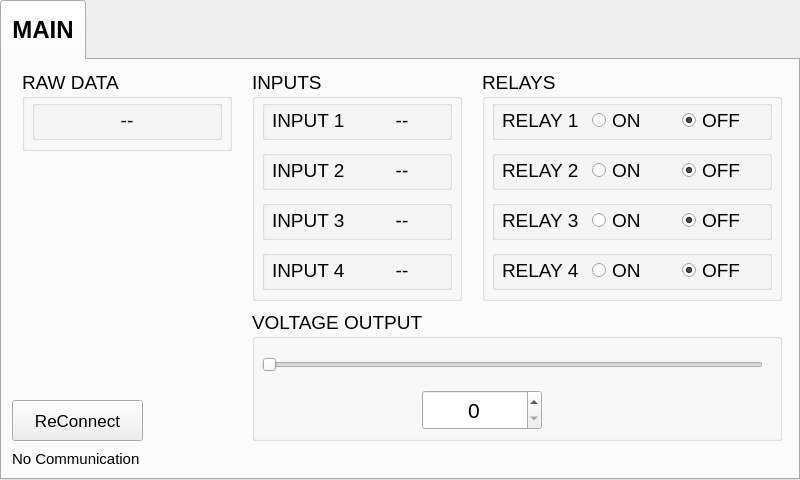
This is mainwindow.ui in ahmetcihan/GUI_LC_controller as Qt 5 draws it before an edit. The edited form follows.
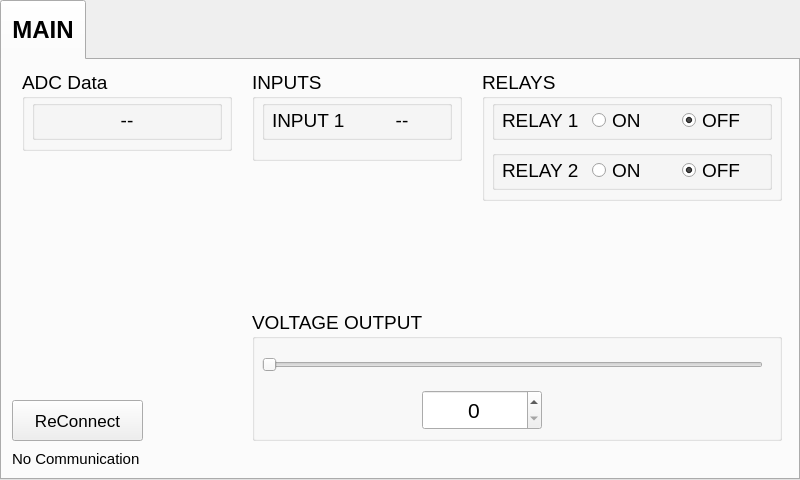
This is the edited form.

Commit message: relay statuses

The edit to the form file:
```diff
--- a/mainwindow.ui
+++ b/mainwindow.ui
@@ -83,7 +83,7 @@
         <x>250</x>
         <y>10</y>
         <width>210</width>
-        <height>231</height>
+        <height>91</height>
        </rect>
       </property>
       <property name="font">
@@ -146,162 +146,6 @@
         </property>
        </widget>
       </widget>
-      <widget class="QGroupBox" name="groupBox_10">
-       <property name="geometry">
-        <rect>
-         <x>10</x>
-         <y>80</y>
-         <width>190</width>
-         <height>40</height>
-        </rect>
-       </property>
-       <property name="title">
-        <string/>
-       </property>
-       <widget class="QLabel" name="label_9">
-        <property name="geometry">
-         <rect>
-          <x>10</x>
-          <y>5</y>
-          <width>80</width>
-          <height>30</height>
-         </rect>
-        </property>
-        <property name="font">
-         <font>
-          <pointsize>14</pointsize>
-         </font>
-        </property>
-        <property name="text">
-         <string>INPUT 2</string>
-        </property>
-       </widget>
-       <widget class="QLabel" name="label_input_2">
-        <property name="geometry">
-         <rect>
-          <x>100</x>
-          <y>5</y>
-          <width>80</width>
-          <height>30</height>
-         </rect>
-        </property>
-        <property name="font">
-         <font>
-          <pointsize>14</pointsize>
-         </font>
-        </property>
-        <property name="text">
-         <string>--</string>
-        </property>
-        <property name="alignment">
-         <set>Qt::AlignCenter</set>
-        </property>
-       </widget>
-      </widget>
-      <widget class="QGroupBox" name="groupBox_11">
-       <property name="geometry">
-        <rect>
-         <x>10</x>
-         <y>130</y>
-         <width>190</width>
-         <height>40</height>
-        </rect>
-       </property>
-       <property name="title">
-        <string/>
-       </property>
-       <widget class="QLabel" name="label_10">
-        <property name="geometry">
-         <rect>
-          <x>10</x>
-          <y>5</y>
-          <width>80</width>
-          <height>30</height>
-         </rect>
-        </property>
-        <property name="font">
-         <font>
-          <pointsize>14</pointsize>
-         </font>
-        </property>
-        <property name="text">
-         <string>INPUT 3</string>
-        </property>
-       </widget>
-       <widget class="QLabel" name="label_input_3">
-        <property name="geometry">
-         <rect>
-          <x>100</x>
-          <y>5</y>
-          <width>80</width>
-          <height>30</height>
-         </rect>
-        </property>
-        <property name="font">
-         <font>
-          <pointsize>14</pointsize>
-         </font>
-        </property>
-        <property name="text">
-         <string>--</string>
-        </property>
-        <property name="alignment">
-         <set>Qt::AlignCenter</set>
-        </property>
-       </widget>
-      </widget>
-      <widget class="QGroupBox" name="groupBox_12">
-       <property name="geometry">
-        <rect>
-         <x>10</x>
-         <y>180</y>
-         <width>190</width>
-         <height>40</height>
-        </rect>
-       </property>
-       <property name="title">
-        <string/>
-       </property>
-       <widget class="QLabel" name="label_11">
-        <property name="geometry">
-         <rect>
-          <x>10</x>
-          <y>5</y>
-          <width>80</width>
-          <height>30</height>
-         </rect>
-        </property>
-        <property name="font">
-         <font>
-          <pointsize>14</pointsize>
-         </font>
-        </property>
-        <property name="text">
-         <string>INPUT 4</string>
-        </property>
-       </widget>
-       <widget class="QLabel" name="label_input_4">
-        <property name="geometry">
-         <rect>
-          <x>100</x>
-          <y>5</y>
-          <width>80</width>
-          <height>30</height>
-         </rect>
-        </property>
-        <property name="font">
-         <font>
-          <pointsize>14</pointsize>
-         </font>
-        </property>
-        <property name="text">
-         <string>--</string>
-        </property>
-        <property name="alignment">
-         <set>Qt::AlignCenter</set>
-        </property>
-       </widget>
-      </widget>
      </widget>
      <widget class="QGroupBox" name="groupBox">
       <property name="geometry">
@@ -309,7 +153,7 @@
         <x>480</x>
         <y>10</y>
         <width>300</width>
-        <height>231</height>
+        <height>131</height>
        </rect>
       </property>
       <property name="font">
@@ -460,146 +304,6 @@
         </property>
        </widget>
       </widget>
-      <widget class="QGroupBox" name="groupBox_4">
-       <property name="geometry">
-        <rect>
-         <x>10</x>
-         <y>130</y>
-         <width>280</width>
-         <height>40</height>
-        </rect>
-       </property>
-       <property name="title">
-        <string/>
-       </property>
-       <widget class="QLabel" name="label_4">
-        <property name="geometry">
-         <rect>
-          <x>10</x>
-          <y>5</y>
-          <width>80</width>
-          <height>30</height>
-         </rect>
-        </property>
-        <property name="font">
-         <font>
-          <pointsize>14</pointsize>
-         </font>
-        </property>
-        <property name="text">
-         <string>RELAY 3</string>
-        </property>
-       </widget>
-       <widget class="QRadioButton" name="radioButton_relay3_on">
-        <property name="geometry">
-         <rect>
-          <x>100</x>
-          <y>5</y>
-          <width>80</width>
-          <height>30</height>
-         </rect>
-        </property>
-        <property name="font">
-         <font>
-          <pointsize>14</pointsize>
-         </font>
-        </property>
-        <property name="text">
-         <string>ON</string>
-        </property>
-       </widget>
-       <widget class="QRadioButton" name="radioButton_relay3_off">
-        <property name="geometry">
-         <rect>
-          <x>190</x>
-          <y>5</y>
-          <width>80</width>
-          <height>30</height>
-         </rect>
-        </property>
-        <property name="font">
-         <font>
-          <pointsize>14</pointsize>
-         </font>
-        </property>
-        <property name="text">
-         <string>OFF</string>
-        </property>
-        <property name="checked">
-         <bool>true</bool>
-        </property>
-       </widget>
-      </widget>
-      <widget class="QGroupBox" name="groupBox_5">
-       <property name="geometry">
-        <rect>
-         <x>10</x>
-         <y>180</y>
-         <width>280</width>
-         <height>40</height>
-        </rect>
-       </property>
-       <property name="title">
-        <string/>
-       </property>
-       <widget class="QLabel" name="label_5">
-        <property name="geometry">
-         <rect>
-          <x>10</x>
-          <y>5</y>
-          <width>80</width>
-          <height>30</height>
-         </rect>
-        </property>
-        <property name="font">
-         <font>
-          <pointsize>14</pointsize>
-         </font>
-        </property>
-        <property name="text">
-         <string>RELAY 4</string>
-        </property>
-       </widget>
-       <widget class="QRadioButton" name="radioButton_relay4_on">
-        <property name="geometry">
-         <rect>
-          <x>100</x>
-          <y>5</y>
-          <width>80</width>
-          <height>30</height>
-         </rect>
-        </property>
-        <property name="font">
-         <font>
-          <pointsize>14</pointsize>
-         </font>
-        </property>
-        <property name="text">
-         <string>ON</string>
-        </property>
-       </widget>
-       <widget class="QRadioButton" name="radioButton_relay4_off">
-        <property name="geometry">
-         <rect>
-          <x>190</x>
-          <y>5</y>
-          <width>80</width>
-          <height>30</height>
-         </rect>
-        </property>
-        <property name="font">
-         <font>
-          <pointsize>14</pointsize>
-         </font>
-        </property>
-        <property name="text">
-         <string>OFF</string>
-        </property>
-        <property name="checked">
-         <bool>true</bool>
-        </property>
-       </widget>
-      </widget>
       <widget class="QGroupBox" name="groupBox_6">
        <property name="geometry">
         <rect>
@@ -642,7 +346,7 @@
        </font>
       </property>
       <property name="title">
-       <string>RAW DATA</string>
+       <string>ADC Data</string>
       </property>
       <widget class="QGroupBox" name="groupBox_16">
        <property name="geometry">
```
Left out of the diff: 2 changed lines with no effect on the pictures. The commit also changes 4 other files.
